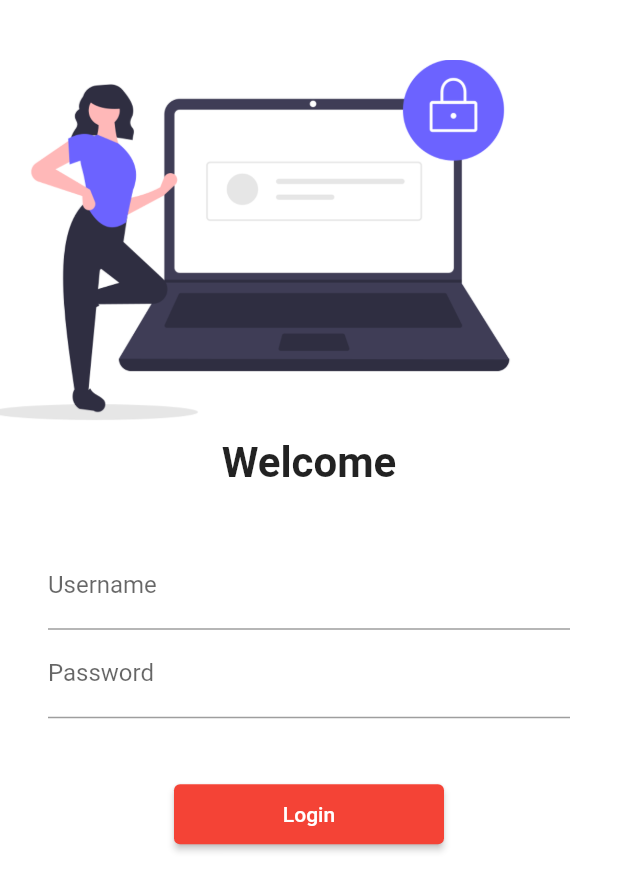
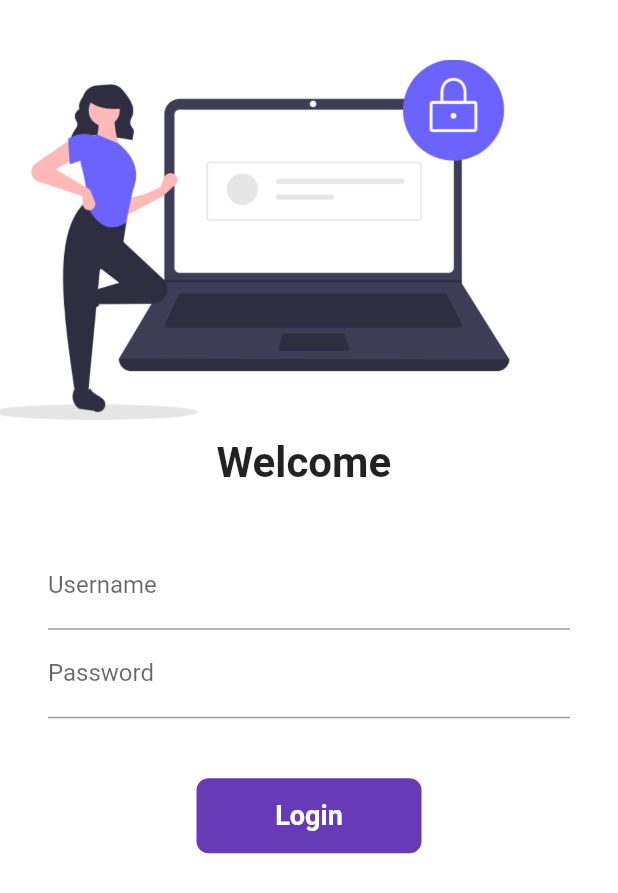
Before and after one commit to psr-5511/for_flutter, a Flutter app: the screen it shows after launch, on a phone screen of 412 x 824 dp. Shown: the top 893 px of the screen. Run offline on Flutter 3.47's test engine with Material 2 defaults, Android fonts, the phone set to English and light mode, and no system bars.

Commit message:
day-6 complete

```diff
--- a/lib/Pages/Login_page.dart
+++ b/lib/Pages/Login_page.dart
@@ -1,7 +1,17 @@
 import 'package:flutter/material.dart';
 import 'package:flutter_application_1/utils/routes.dart';
 
-class Login_Page extends StatelessWidget {
+class Login_Page extends StatefulWidget {
+  @override
+ _Login_PageState createState() => _Login_PageState();
+}
+
+class _Login_PageState extends State<Login_Page> {
+
+  String name = "";
+
+  bool changeButton=false;
+
   @override
   Widget build(BuildContext context) {
     return Material(
@@ -23,8 +33,8 @@
               // width: 500
 
             ),
-            const Text(
-              "Welcome",
+             Text(
+              "Welcome $name",
               style: TextStyle(
                 fontSize: 28,
                 fontWeight: FontWeight.bold,
@@ -43,6 +53,10 @@
                       hintText: "Enter user name",
                       labelText: "Username",
                     ),
+                    onChanged: (value){
+                      name = value;
+                      setState((){});
+                    },
                   ),
                   TextFormField(
                     obscureText: true,
@@ -50,20 +64,65 @@
                       hintText: "Enter password",
                       labelText: "Password",
                     ),
+
                   ),
                   const SizedBox(
                     height: 40,
                   ),
-                  ElevatedButton(
-                    child: const Text('Login'),
-                    style: TextButton.styleFrom(
-                      backgroundColor: Colors.red,
-                      minimumSize: const Size(180, 40),
+
+                  InkWell(
+
+                      onTap: () async {
+                        setState((){
+                          changeButton=true;
+                        });
+
+                        await Future.delayed(Duration(seconds:1));
+                          Navigator.pushNamed(context, MyRoutes.homeRoute);
+                      },
+
+
+
+                    child: AnimatedContainer(
+                      duration:Duration(seconds:1),
+                      width: changeButton?50:150,
+                      height: 50,
+                      alignment: Alignment.center,
+                      child:changeButton
+                      ?
+                      Icon(
+                        Icons.done,
+                        color: Colors.white,
+                      )
+                      : Text(
+                        "Login",
+                        style:TextStyle(
+                          color:Colors.white,
+                          fontWeight:FontWeight.bold,
+                          fontSize:18,
+                        ),
+                      ),
+
+
+                      decoration:BoxDecoration(
+                          color:Colors.deepPurple,
+                          // shape:changeButton?BoxShape.circle:BoxShape.rectangle,
+                          borderRadius: BorderRadius.circular(changeButton?50:8),
+                      ),
                     ),
-                    onPressed: () {
-                      Navigator.pushNamed(context, MyRoutes.homeRoute);
-                    },
                   ),
+
+
+                  // ElevatedButton(
+                  //   child: const Text('Login'),
+                  //   style: TextButton.styleFrom(
+                  //     backgroundColor: Colors.red,
+                  //     minimumSize: const Size(180, 40),
+                  //   ),
+                  //   onPressed: () {
+                  //
+                  //   },
+                  // ),
                 ],
               ),
             ),
```
